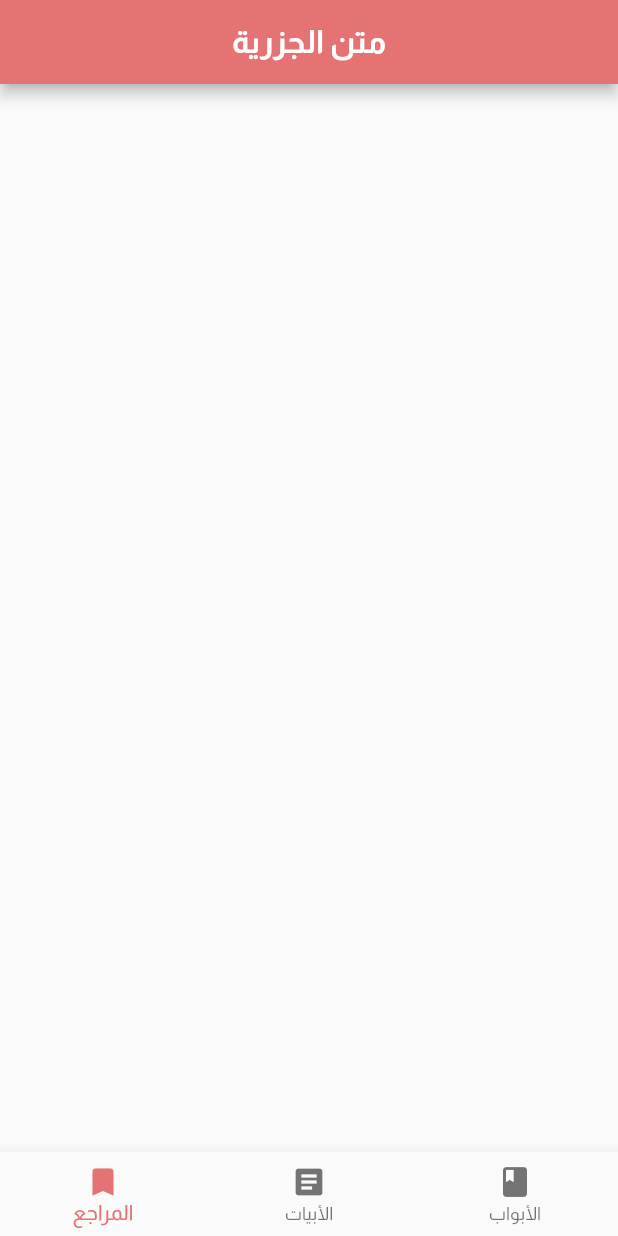
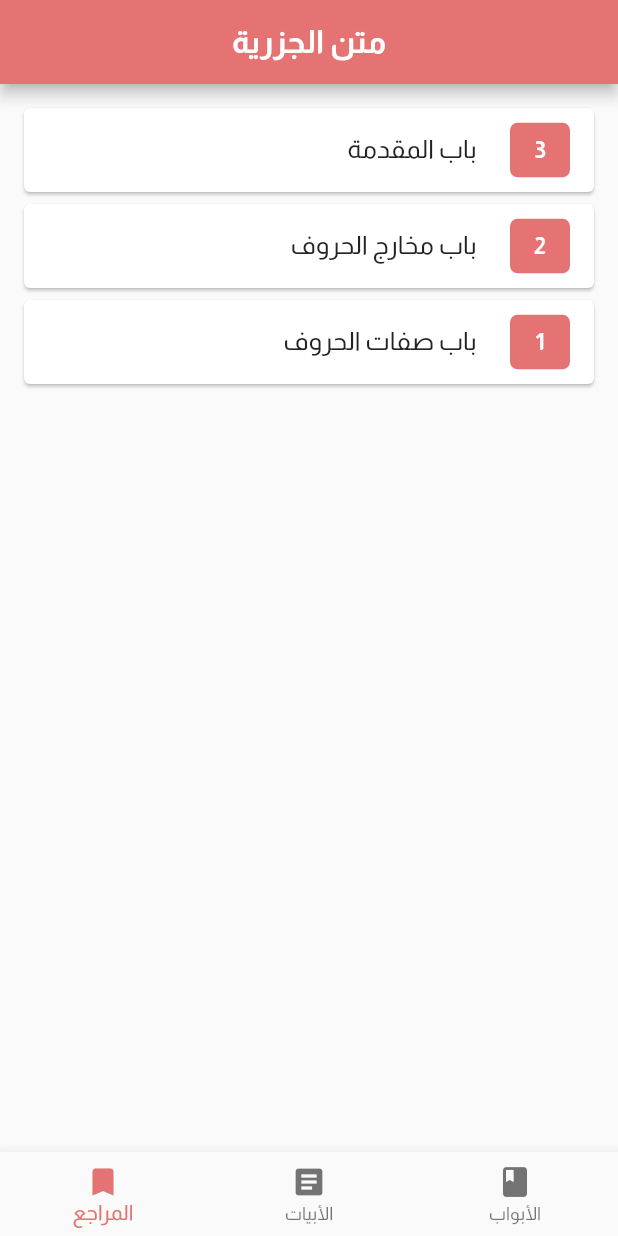
Before and after one commit to baselkorj/jazariyyah, a Flutter app: the screen it shows after launch, item 3 of the bottom bar chosen, on a phone screen of 412 x 824 dp. Run offline on Flutter 3.47's test engine with Material 2 defaults, Android fonts, the phone set to English and light mode, and no system bars.

Commit message:
bookmarks ui and slight changes

```diff
--- a/lib/content/strings.dart
+++ b/lib/content/strings.dart
@@ -1,23 +1,23 @@
-Map chapters = {
-  'ch1': 'باب المقدمة',
-  'ch2': 'باب مخارج الحروف',
-  'ch3': 'باب صفات الحروف',
-  'ch4': 'باب التجويد',
-  'ch5': 'باب في ذكر بعض التنبيهات',
-  'ch6': 'باب الرّاءات',
-  'ch7': 'باب اللّامات و أحكام متفرقة',
-  'ch8': 'باب الحرفان الملتقيان',
-  'ch9': 'باب الضاد و الظاء',
-  'ch10': 'باب النون و الميم المشدّدّتين و أحاكم الميم الساكنة',
-  'ch11': 'باب أحكام النون الساكنة و التنوين',
-  'ch12': 'باب المد',
-  'ch13': 'باب معرفة الوقف و الابتداء',
-  'ch14': 'باب المقطوع و الموصول',
-  'ch15': 'باب التاءات',
-  'ch16': 'باب همزة الوصل',
-  'ch17': 'باب الموقف على أواخر الحروف',
-  'ch18': 'الخاتمة',
-};
+List chapters = [
+  'باب المقدمة',
+  'باب مخارج الحروف',
+  'باب صفات الحروف',
+  'باب التجويد',
+  'باب في ذكر بعض التنبيهات',
+  'باب الرّاءات',
+  'باب اللّامات و أحكام متفرقة',
+  'باب الحرفان الملتقيان',
+  'باب الضاد و الظاء',
+  'باب النون و الميم المشدّدّتين و أحاكم الميم الساكنة',
+  'باب أحكام النون الساكنة و التنوين',
+  'باب المد',
+  'باب معرفة الوقف و الابتداء',
+  'باب المقطوع و الموصول',
+  'باب التاءات',
+  'باب همزة الوصل',
+  'باب الموقف على أواخر الحروف',
+  'الخاتمة',
+];
 
 Map ui = {
   'bookmarks': 'المراجع',
--- a/lib/global.dart
+++ b/lib/global.dart
@@ -23,4 +23,8 @@ List<int> chapterPages = [
   4,
 ];
 
-Map bookmarkedPages = {};
+List<List> bookmarkedPages = [
+  [0, 3],
+  [1, 2],
+  [2, 1]
+];
--- a/lib/pages/chapter_view.dart
+++ b/lib/pages/chapter_view.dart
@@ -4,8 +4,10 @@ import 'package:jazariyyah/global.dart';
 
 class ChapterView extends StatefulWidget {
   final currentChapter;
+  final page;
 
-  const ChapterView({Key? key, this.currentChapter}) : super(key: key);
+  const ChapterView({Key? key, this.currentChapter, this.page})
+      : super(key: key);
 
   @override
   _ChapterViewState createState() => _ChapterViewState();
@@ -13,14 +15,19 @@ class ChapterView extends StatefulWidget {
 
 class _ChapterViewState extends State<ChapterView> {
   int currentPage = 1;
+  int numberOfPages = 4;
+  bool updated = false;
 
   @override
   Widget build(BuildContext context) {
-    int numberOfPages = 4;
+    if (!updated && widget.page != null) {
+      currentPage = widget.page;
+      updated = true;
+    }
 
     return Scaffold(
       appBar: AppBar(
-        title: Text(chapters["${widget.currentChapter}"]),
+        title: Text(chapters[widget.currentChapter]),
         centerTitle: true,
         backgroundColor: Colors.red[300],
         actions: [IconButton(onPressed: () {}, icon: Icon(Icons.bookmark_add))],
--- a/lib/pages/home.dart
+++ b/lib/pages/home.dart
@@ -1,6 +1,7 @@
 import 'package:flutter/foundation.dart';
 import 'package:flutter/material.dart';
 import 'package:jazariyyah/global.dart';
+import 'package:jazariyyah/widgets/bookmarks_list.dart';
 import 'package:jazariyyah/widgets/bottom_nav_var.dart';
 import 'package:jazariyyah/widgets/chapters_list.dart';
 
@@ -27,6 +28,8 @@ class _HomePageState extends State<HomePage> {
           builder: (context, value, _) {
             if (selectedPage.value == 0) {
               return const ChaptersList();
+            } else if (selectedPage.value == 2) {
+              return const BookmarksList();
             } else {
               return Container();
             }
--- /dev/null
+++ b/lib/widgets/bookmarks_list.dart
@@ -0,0 +1,48 @@
+import 'package:flutter/material.dart';
+import 'package:jazariyyah/global.dart';
+import 'package:jazariyyah/content/strings.dart';
+import 'package:jazariyyah/pages/chapter_view.dart';
+
+class BookmarksList extends StatelessWidget {
+  const BookmarksList({Key? key}) : super(key: key);
+
+  @override
+  Widget build(BuildContext context) {
+    return ListView.builder(
+        physics: const BouncingScrollPhysics(),
+        itemCount: bookmarkedPages.length,
+        itemBuilder: (context, index) {
+          return Card(
+            child: ListTile(
+              leading: FractionallySizedBox(
+                heightFactor: 0.65,
+                child: Container(
+                    width: 40,
+                    child: Center(
+                      child: Text(
+                        '${bookmarkedPages[index][1]}',
+                        style: const TextStyle(
+                            fontWeight: FontWeight.bold,
+                            color: Colors.white,
+                            fontSize: 16),
+                      ),
+                    ),
+                    decoration: BoxDecoration(
+                        color: Colors.red[300],
+                        borderRadius:
+                            const BorderRadius.all(Radius.circular(5.0)))),
+              ),
+              title: Text("  ${chapters[bookmarkedPages[index][0]]}"),
+              onTap: () => Navigator.push(
+                context,
+                MaterialPageRoute(
+                    builder: (context) => ChapterView(
+                          currentChapter: bookmarkedPages[index][0],
+                          page: bookmarkedPages[index][1],
+                        )),
+              ),
+            ),
+          );
+        });
+  }
+}
--- a/lib/widgets/chapters_list.dart
+++ b/lib/widgets/chapters_list.dart
@@ -14,12 +14,12 @@ class ChaptersList extends StatelessWidget {
           return Card(
             child: ListTile(
               title: Text(
-                  "${index != 0 && index != 17 ? "$index." : ""} ${chapters.values.toList()[index]}"),
+                  "${index != 0 && index != 17 ? "$index." : ""} ${chapters[index]}"),
               onTap: () => Navigator.push(
                 context,
                 MaterialPageRoute(
                     builder: (context) => ChapterView(
-                          currentChapter: chapters.keys.toList()[index],
+                          currentChapter: index,
                         )),
               ),
             ),
```
